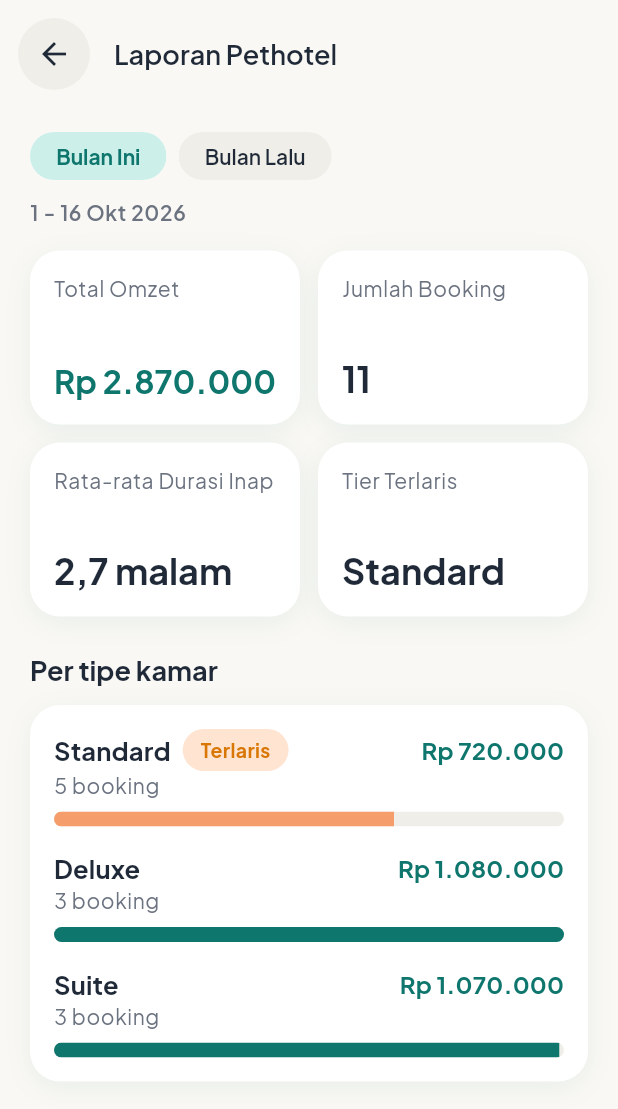
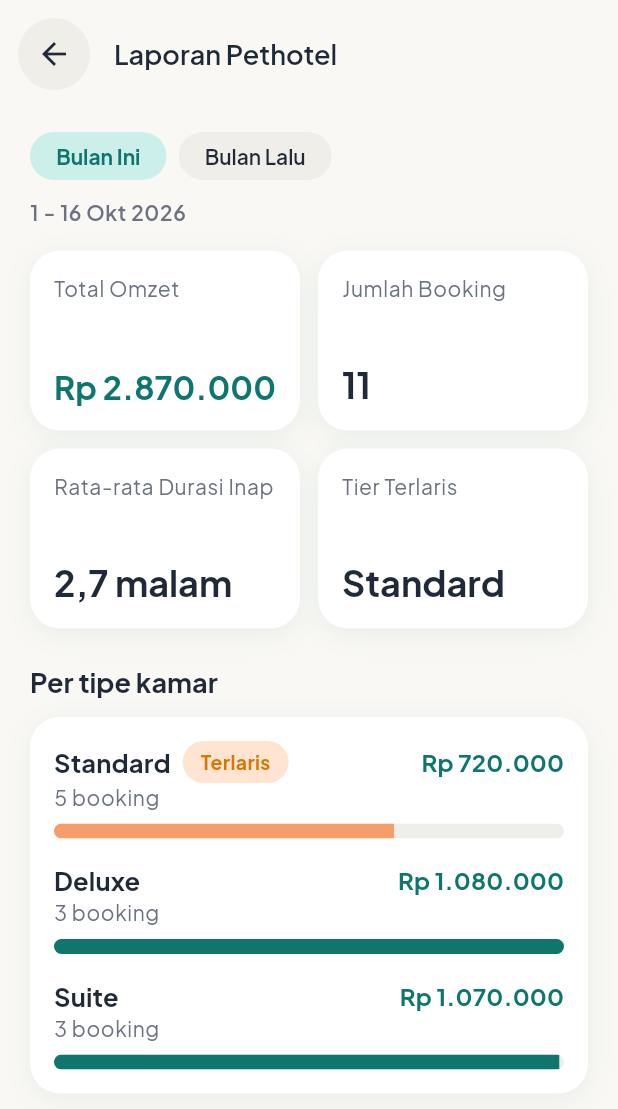
Before and after one commit to Najer-jril/meowville, a Flutter app: the ReportScreen screen opened by its route, on a phone screen of 412 x 824 dp. Shown: the top 1109 px of the screen. Run offline on Flutter 3.47's test engine with Material 3 defaults, Android fonts, the phone set to English and light mode, and no system bars; our stand-ins replace flutter_dotenv, flutter_svg, google_fonts, shared_preferences; accounts and stored records are empty; network calls fail.

Commit message:
refactor(admin): replace spacers with spacing in dashboard, report, user, more screens

```diff
--- a/lib/screens/admin/report_screen.dart
+++ b/lib/screens/admin/report_screen.dart
@@ -43,11 +43,13 @@ class _ReportScreenState extends State<ReportScreen> {
 
     return Scaffold(
       appBar: const SubPageAppBar(title: 'Laporan Pethotel'),
-      body: ListView(
+      body: SingleChildScrollView(
         padding: const EdgeInsets.only(
           top: AppSpacing.sm,
           bottom: AppSpacing.xl,
         ),
+        child: Column(
+          crossAxisAlignment: CrossAxisAlignment.stretch,
           children: [
             FilterChipRow(
               labels: _periods,
@@ -62,6 +64,7 @@ class _ReportScreenState extends State<ReportScreen> {
                 0,
               ),
               child: Column(
+                spacing: AppSpacing.lg,
                 crossAxisAlignment: CrossAxisAlignment.stretch,
                 children: [
                   Text(
@@ -73,7 +76,6 @@ class _ReportScreenState extends State<ReportScreen> {
                       fontWeight: FontWeight.w600,
                     ),
                   ),
-                const SizedBox(height: AppSpacing.lg),
                   if (data.isEmpty)
                     EmptyState(
                       icon: Icons.insert_chart_outlined,
@@ -83,7 +85,11 @@ class _ReportScreenState extends State<ReportScreen> {
                           'ini. Coba pilih periode lain.',
                     )
                   else ...[
+                    Column(
+                      spacing: AppSpacing.md,
+                      children: [
                         Row(
+                          spacing: AppSpacing.md,
                           children: [
                             Expanded(
                               child: _Metric(
@@ -92,7 +98,6 @@ class _ReportScreenState extends State<ReportScreen> {
                                 highlight: true,
                               ),
                             ),
-                      const SizedBox(width: AppSpacing.md),
                             Expanded(
                               child: _Metric(
                                 label: 'Jumlah Booking',
@@ -101,8 +106,8 @@ class _ReportScreenState extends State<ReportScreen> {
                             ),
                           ],
                         ),
-                  const SizedBox(height: AppSpacing.md),
                         Row(
+                          spacing: AppSpacing.md,
                           children: [
                             Expanded(
                               child: _Metric(
@@ -111,7 +116,6 @@ class _ReportScreenState extends State<ReportScreen> {
                                     '${data.avgNights.toStringAsFixed(1).replaceAll('.', ',')} malam',
                               ),
                             ),
-                      const SizedBox(width: AppSpacing.md),
                             Expanded(
                               child: _Metric(
                                 label: 'Tier Terlaris',
@@ -120,19 +124,25 @@ class _ReportScreenState extends State<ReportScreen> {
                             ),
                           ],
                         ),
-                  const SizedBox(height: AppSpacing.xl),
+                      ],
+                    ),
+                    Padding(
+                      padding: const EdgeInsets.only(top: AppSpacing.sm),
+                      child: Column(
+                        spacing: AppSpacing.md,
+                        crossAxisAlignment: CrossAxisAlignment.stretch,
+                        children: [
                           Text(
                             'Per tipe kamar',
                             style: text.titleLarge!.copyWith(
                               fontWeight: FontWeight.w700,
                             ),
                           ),
-                  const SizedBox(height: AppSpacing.md),
                           AppCard(
                             child: Column(
+                              spacing: AppSpacing.lg,
                               children: [
-                        for (var i = 0; i < data.rows.length; i++) ...[
-                          if (i > 0) const SizedBox(height: AppSpacing.lg),
+                                for (var i = 0; i < data.rows.length; i++)
                                   _TypeRow(
                                     name: data.rows[i].roomType.name,
                                     bookings: data.rows[i].bookings,
@@ -143,6 +153,8 @@ class _ReportScreenState extends State<ReportScreen> {
                                     best: i == 0,
                                   ),
                               ],
+                            ),
+                          ),
                         ],
                       ),
                     ),
@@ -151,6 +163,7 @@ class _ReportScreenState extends State<ReportScreen> {
               ),
             ),
           ],
+        ),
       ),
     );
   }
@@ -171,8 +184,8 @@ class _Metric extends StatelessWidget {
   Widget build(BuildContext context) {
     final text = Theme.of(context).textTheme;
     return AppCard(
-      child: SizedBox(
-        height: 84,
+      child: ConstrainedBox(
+        constraints: const BoxConstraints.tightFor(height: AppSizes.metricCard),
         child: Column(
           mainAxisAlignment: MainAxisAlignment.spaceBetween,
           crossAxisAlignment: CrossAxisAlignment.start,
@@ -216,13 +229,19 @@ class _TypeRow extends StatelessWidget {
   Widget build(BuildContext context) {
     final text = Theme.of(context).textTheme;
     return Column(
+      spacing: AppSpacing.sm,
+      crossAxisAlignment: CrossAxisAlignment.start,
+      children: [
+        Column(
           crossAxisAlignment: CrossAxisAlignment.start,
           children: [
             Row(
+              spacing: AppSpacing.sm,
               mainAxisAlignment: MainAxisAlignment.spaceBetween,
               children: [
                 Flexible(
                   child: Row(
+                    spacing: AppSpacing.sm,
                     mainAxisSize: MainAxisSize.min,
                     children: [
                       Flexible(
@@ -232,8 +251,7 @@ class _TypeRow extends StatelessWidget {
                           overflow: TextOverflow.ellipsis,
                         ),
                       ),
-                  if (best) ...[
-                    const SizedBox(width: AppSpacing.sm),
+                      if (best)
                         const StatusBadge(
                           label: 'Terlaris',
                           style: BadgeStyle(
@@ -242,10 +260,8 @@ class _TypeRow extends StatelessWidget {
                           ),
                         ),
                     ],
-                ],
                   ),
                 ),
-            const SizedBox(width: AppSpacing.sm),
                 Text(
                   Fmt.rupiah(revenue),
                   style: text.labelLarge!.copyWith(color: AppColors.primary),
@@ -256,7 +272,8 @@ class _TypeRow extends StatelessWidget {
               '$bookings booking',
               style: text.bodySmall!.copyWith(fontSize: 14),
             ),
-        const SizedBox(height: AppSpacing.sm),
+          ],
+        ),
         ClipRRect(
           borderRadius: BorderRadius.circular(6),
           child: LinearProgressIndicator(
```
Also changed, not shown: lib/screens/admin/admin_dashboard_screen.dart (+72 -31 lines), lib/screens/admin/more_screen.dart (+40 -22 lines), lib/screens/admin/user_create_screen.dart (+28 -11 lines), lib/screens/admin/user_list_screen.dart (+20 -9 lines). Lines whose indentation alone changed are shown as unchanged.
